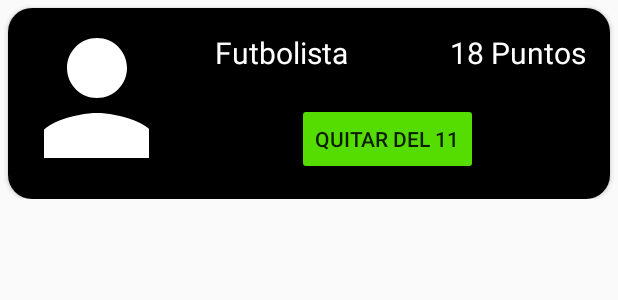
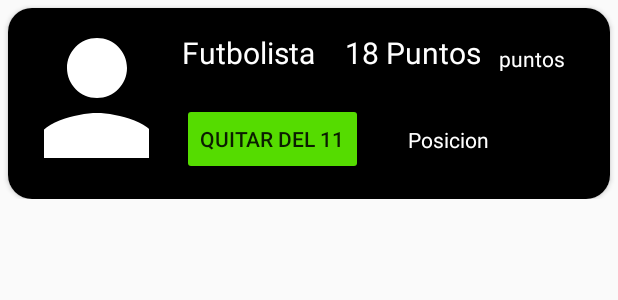
Before and after one commit to UniExtremadura/gps-project-ga-03, an Android app built with Jetpack Compose: the layout anadiral11.xml on its own in the app's theme, with its tools: preview values and no code run, on a phone screen of 412 x 824 dp. Shown: the top 300 px of the screen. Run offline under Robolectric (Android 15) with nearby library versions, the phone set to English and light mode, and no system bars.

Commit message:
Supervisión y corrección de la HU06 con develop.

```diff
--- a/app/src/main/java/uex/aseegps/ga03/tuonce/adapter/Al11Adapter.kt
+++ b/app/src/main/java/uex/aseegps/ga03/tuonce/adapter/Al11Adapter.kt
@@ -29,6 +29,8 @@ class Al11Adapter(private var lista: List<Futbolista>, private var contexto: Con
                 db = TuOnceDatabase.getInstance(contexto!!)!!
                 val xmlnombreJugador = vista.findViewById<TextView>(R.id.nombreFutbolistaal11)
                 val xmlPuntosJugador = vista.findViewById<TextView>(R.id.puntosFutbolistaal11)
+                val xmlPosicionJugador = vista.findViewById<TextView>(R.id.posTxt)
+
                 var futbolistas: List<Futbolista>? = withContext(Dispatchers.IO) {
                     db?.futbolistaDao()?.findAll()
                 }
@@ -46,6 +48,7 @@ class Al11Adapter(private var lista: List<Futbolista>, private var contexto: Con
                 // Establecer los datos del futbolista en los elementos visuales del diseño
                 xmlnombreJugador.text = futbolista.nombreJugador
                 xmlPuntosJugador.text = futbolista.puntosAportados.toString()
+                xmlPosicionJugador.text = futbolista.posicion.toString()
                 val comprarButton = vista.findViewById<Button>(R.id.anadiral11)
                 comprarButton.setOnClickListener {
                     if (futbolista.posicion == jugador?.posicion) {
--- a/app/src/main/res/layout/anadiral11.xml
+++ b/app/src/main/res/layout/anadiral11.xml
@@ -41,7 +41,7 @@
                 android:textSize="20sp"
                 app:layout_constraintBottom_toBottomOf="parent"
                 app:layout_constraintEnd_toEndOf="parent"
-                app:layout_constraintHorizontal_bias="0.948"
+                app:layout_constraintHorizontal_bias="0.723"
                 app:layout_constraintStart_toStartOf="parent"
                 app:layout_constraintTop_toTopOf="parent"
                 app:layout_constraintVertical_bias="0.16" />
@@ -56,7 +56,7 @@
                 android:textSize="20sp"
                 app:layout_constraintBottom_toBottomOf="parent"
                 app:layout_constraintEnd_toEndOf="parent"
-                app:layout_constraintHorizontal_bias="0.339"
+                app:layout_constraintHorizontal_bias="0.256"
                 app:layout_constraintStart_toStartOf="parent"
                 app:layout_constraintTop_toTopOf="parent"
                 app:layout_constraintVertical_bias="0.16" />
@@ -72,9 +72,35 @@
                 android:text="Quitar del 11"
                 app:layout_constraintBottom_toBottomOf="parent"
                 app:layout_constraintEnd_toEndOf="parent"
-                app:layout_constraintHorizontal_bias="1.0"
+                app:layout_constraintHorizontal_bias="0.22"
                 app:layout_constraintStart_toEndOf="@+id/item_img"
-                app:layout_constraintTop_toBottomOf="@+id/puntosFutbolistaal11" />
+                app:layout_constraintTop_toBottomOf="@+id/puntosFutbolistaal11"
+                app:layout_constraintVertical_bias="0.0" />
+
+            <TextView
+                android:id="@+id/textView"
+                android:layout_width="58dp"
+                android:layout_height="18dp"
+                android:layout_marginStart="9dp"
+                android:layout_marginTop="24dp"
+                android:text="puntos"
+                android:textColor="#FFFFFF"
+                app:layout_constraintEnd_toEndOf="parent"
+                app:layout_constraintHorizontal_bias="0.157"
+                app:layout_constraintStart_toEndOf="@+id/puntosFutbolistaal11"
+                app:layout_constraintTop_toTopOf="parent" />
+
+            <TextView
+                android:id="@+id/posTxt"
+                android:layout_width="109dp"
+                android:layout_height="33dp"
+                android:layout_marginBottom="16dp"
+                android:text="Posicion"
+                android:textColor="#FFFFFF"
+                app:layout_constraintBottom_toBottomOf="parent"
+                app:layout_constraintEnd_toEndOf="parent"
+                app:layout_constraintHorizontal_bias="0.543"
+                app:layout_constraintStart_toEndOf="@+id/anadiral11" />
         </androidx.constraintlayout.widget.ConstraintLayout>
     </androidx.cardview.widget.CardView>
 </androidx.constraintlayout.widget.ConstraintLayout>
```
Also changed, not shown: app/src/main/java/uex/aseegps/ga03/tuonce/database/BaseFutbolistas.kt (+67 -2 lines), app/src/main/res/layout/fragment_plantilla.xml (+5 -4 lines).
